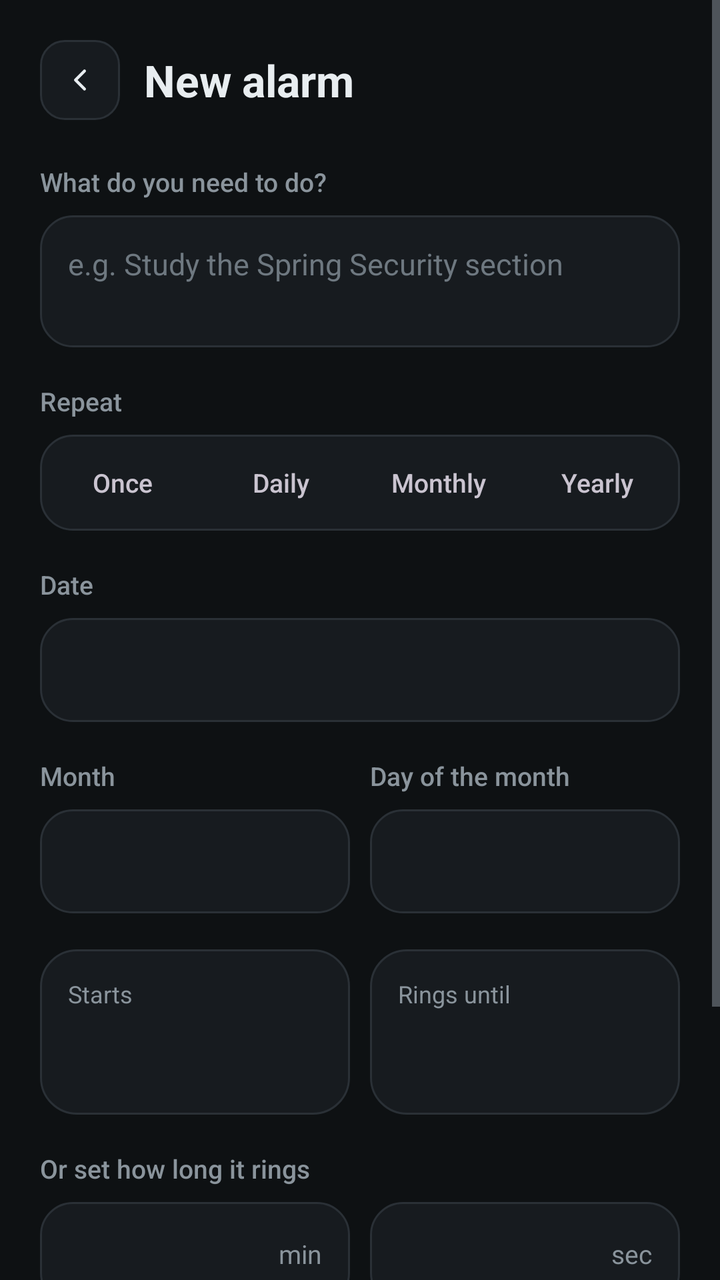
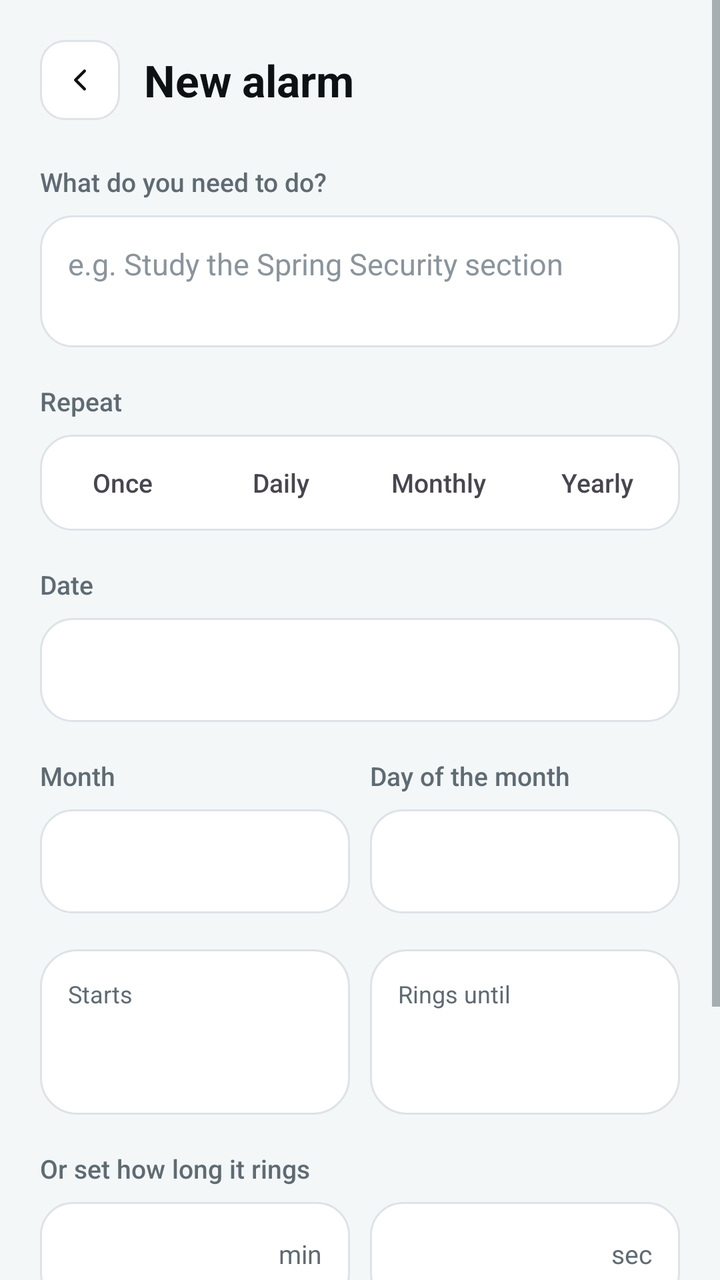

The first picture is an Android layout as it rendered before a commit; the second is the same layout after the commit. The layout source and the unified diff follow.
<!-- AndroidManifest.xml: application theme Theme.AlertAlarm -->
<!-- res/layout/activity_add_reminder.xml -->
<?xml version="1.0" encoding="utf-8"?>
<ScrollView xmlns:android="http://schemas.android.com/apk/res/android"
    xmlns:app="http://schemas.android.com/apk/res-auto"
    android:layout_width="match_parent"
    android:layout_height="match_parent"
    android:background="@color/bg"
    android:fillViewport="true">

    <LinearLayout
        android:layout_width="match_parent"
        android:layout_height="wrap_content"
        android:orientation="vertical"
        android:padding="20dp">

        
        <LinearLayout
            android:layout_width="match_parent"
            android:layout_height="wrap_content"
            android:gravity="center_vertical"
            android:orientation="horizontal">

            <ImageView
                android:id="@+id/backButton"
                android:layout_width="40dp"
                android:layout_height="40dp"
                android:background="@drawable/bg_square_button"
                android:clickable="true"
                android:contentDescription="Back"
                android:focusable="true"
                android:padding="11dp"
                android:src="@drawable/ic_back"
                app:tint="@color/text" />

            <TextView
                android:id="@+id/screenTitle"
                android:layout_width="wrap_content"
                android:layout_height="wrap_content"
                android:layout_marginStart="12dp"
                android:text="New alarm"
                android:textColor="@color/text"
                android:textSize="22sp"
                android:textStyle="bold" />
        </LinearLayout>

        
        <TextView
            style="@style/Label"
            android:layout_marginTop="22dp"
            android:text="What do you need to do?" />

        <EditText
            android:id="@+id/taskInput"
            android:layout_width="match_parent"
            android:layout_height="wrap_content"
            android:background="@drawable/bg_input"
            android:gravity="top|start"
            android:hint="e.g. Study the Spring Security section"
            android:importantForAutofill="no"
            android:inputType="textCapSentences|textMultiLine"
            android:minLines="2"
            android:padding="14dp"
            android:textColor="@color/text"
            android:textColorHint="@color/faint"
            android:textSize="15sp" />

        
        <TextView
            style="@style/Label"
            android:layout_marginTop="18dp"
            android:text="Repeat" />

        <LinearLayout
            android:layout_width="match_parent"
            android:layout_height="wrap_content"
            android:background="@drawable/bg_segment"
            android:orientation="horizontal"
            android:padding="4dp">

            <TextView
                android:id="@+id/repeatOnce"
                android:layout_width="0dp"
                android:layout_height="40dp"
                android:layout_weight="1"
                android:clickable="true"
                android:focusable="true"
                android:fontFamily="sans-serif-medium"
                android:gravity="center"
                android:text="Once"
                android:textSize="13sp" />

            <TextView
                android:id="@+id/repeatDaily"
                android:layout_width="0dp"
                android:layout_height="40dp"
                android:layout_marginStart="4dp"
                android:layout_weight="1"
                android:clickable="true"
                android:focusable="true"
                android:fontFamily="sans-serif-medium"
                android:gravity="center"
                android:text="Daily"
                android:textSize="13sp" />

            <TextView
                android:id="@+id/repeatMonthly"
                android:layout_width="0dp"
                android:layout_height="40dp"
                android:layout_marginStart="4dp"
                android:layout_weight="1"
                android:clickable="true"
                android:focusable="true"
                android:fontFamily="sans-serif-medium"
                android:gravity="center"
                android:text="Monthly"
                android:textSize="13sp" />

            <TextView
                android:id="@+id/repeatYearly"
                android:layout_width="0dp"
                android:layout_height="40dp"
                android:layout_marginStart="4dp"
                android:layout_weight="1"
                android:clickable="true"
                android:focusable="true"
                android:fontFamily="sans-serif-medium"
                android:gravity="center"
                android:text="Yearly"
                android:textSize="13sp" />
        </LinearLayout>

        
        <LinearLayout
            android:id="@+id/dateRow"
            android:layout_width="match_parent"
            android:layout_height="wrap_content"
            android:layout_marginTop="18dp"
            android:orientation="vertical">

            <TextView
                style="@style/Label"
                android:text="Date" />

            <TextView
                android:id="@+id/dateButton"
                android:layout_width="match_parent"
                android:layout_height="52dp"
                android:background="@drawable/bg_input"
                android:clickable="true"
                android:drawablePadding="12dp"
                android:focusable="true"
                android:foreground="?attr/selectableItemBackground"
                android:gravity="center_vertical"
                android:paddingStart="14dp"
                android:paddingEnd="14dp"
                android:textColor="@color/text"
                android:textSize="15sp" />
        </LinearLayout>

        
        <LinearLayout
            android:id="@+id/spinnerRow"
            android:layout_width="match_parent"
            android:layout_height="wrap_content"
            android:layout_marginTop="18dp"
            android:orientation="horizontal">

            <LinearLayout
                android:id="@+id/monthRow"
                android:layout_width="0dp"
                android:layout_height="wrap_content"
                android:layout_marginEnd="10dp"
                android:layout_weight="1"
                android:orientation="vertical">

                <TextView
                    style="@style/Label"
                    android:text="Month" />

                <Spinner
                    android:id="@+id/monthSpinner"
                    android:layout_width="match_parent"
                    android:layout_height="52dp"
                    android:background="@drawable/bg_input"
                    android:paddingStart="6dp"
                    android:popupBackground="@color/surface" />
            </LinearLayout>

            <LinearLayout
                android:id="@+id/dayRow"
                android:layout_width="0dp"
                android:layout_height="wrap_content"
                android:layout_weight="1"
                android:orientation="vertical">

                <TextView
                    android:id="@+id/dayLabel"
                    style="@style/Label"
                    android:text="Day of the month" />

                <Spinner
                    android:id="@+id/daySpinner"
                    android:layout_width="match_parent"
                    android:layout_height="52dp"
                    android:background="@drawable/bg_input"
                    android:paddingStart="6dp"
                    android:popupBackground="@color/surface" />
            </LinearLayout>
        </LinearLayout>

        
        <LinearLayout
            android:layout_width="match_parent"
            android:layout_height="wrap_content"
            android:layout_marginTop="18dp"
            android:orientation="horizontal">

            <LinearLayout
                android:id="@+id/startCard"
                android:layout_width="0dp"
                android:layout_height="wrap_content"
                android:layout_weight="1"
                android:background="@drawable/bg_card"
                android:clickable="true"
                android:focusable="true"
                android:foreground="?attr/selectableItemBackground"
                android:orientation="vertical"
                android:padding="14dp">

                <TextView
                    android:layout_width="wrap_content"
                    android:layout_height="wrap_content"
                    android:text="Starts"
                    android:textColor="@color/muted"
                    android:textSize="12sp" />

                <TextView
                    android:id="@+id/startText"
                    android:layout_width="wrap_content"
                    android:layout_height="wrap_content"
                    android:layout_marginTop="6dp"
                    android:textColor="@color/text"
                    android:textSize="24sp"
                    android:textStyle="bold" />
            </LinearLayout>

            <LinearLayout
                android:id="@+id/endCard"
                android:layout_width="0dp"
                android:layout_height="wrap_content"
                android:layout_marginStart="10dp"
                android:layout_weight="1"
                android:background="@drawable/bg_card"
                android:clickable="true"
                android:focusable="true"
                android:foreground="?attr/selectableItemBackground"
                android:orientation="vertical"
                android:padding="14dp">

                <TextView
                    android:layout_width="wrap_content"
                    android:layout_height="wrap_content"
                    android:text="Rings until"
                    android:textColor="@color/muted"
                    android:textSize="12sp" />

                <TextView
                    android:id="@+id/endText"
                    android:layout_width="wrap_content"
                    android:layout_height="wrap_content"
                    android:layout_marginTop="6dp"
                    android:textColor="@color/text"
                    android:textSize="24sp"
                    android:textStyle="bold" />
            </LinearLayout>
        </LinearLayout>

        
        <TextView
            style="@style/Label"
            android:layout_marginTop="18dp"
            android:text="Or set how long it rings" />

        <LinearLayout
            android:layout_width="match_parent"
            android:layout_height="wrap_content"
            android:orientation="horizontal">

            <LinearLayout
                android:layout_width="0dp"
                android:layout_height="52dp"
                android:layout_weight="1"
                android:background="@drawable/bg_input"
                android:gravity="center_vertical"
                android:orientation="horizontal"
                android:paddingStart="14dp"
                android:paddingEnd="14dp">

                <EditText
                    android:id="@+id/minutesInput"
                    android:layout_width="0dp"
                    android:layout_height="match_parent"
                    android:layout_weight="1"
                    android:background="@null"
                    android:importantForAutofill="no"
                    android:inputType="number"
                    android:maxLength="5"
                    android:textColor="@color/text"
                    android:textSize="20sp"
                    android:textStyle="bold" />

                <TextView
                    android:layout_width="wrap_content"
                    android:layout_height="wrap_content"
                    android:text="min"
                    android:textColor="@color/muted"
                    android:textSize="13sp" />
            </LinearLayout>

            <LinearLayout
                android:layout_width="0dp"
                android:layout_height="52dp"
                android:layout_marginStart="10dp"
                android:layout_weight="1"
                android:background="@drawable/bg_input"
                android:gravity="center_vertical"
                android:orientation="horizontal"
                android:paddingStart="14dp"
                android:paddingEnd="14dp">

                <EditText
                    android:id="@+id/secondsInput"
                    android:layout_width="0dp"
                    android:layout_height="match_parent"
                    android:layout_weight="1"
                    android:background="@null"
                    android:importantForAutofill="no"
                    android:inputType="number"
                    android:maxLength="5"
                    android:textColor="@color/text"
                    android:textSize="20sp"
                    android:textStyle="bold" />

                <TextView
                    android:layout_width="wrap_content"
                    android:layout_height="wrap_content"
                    android:text="sec"
                    android:textColor="@color/muted"
                    android:textSize="13sp" />
            </LinearLayout>
        </LinearLayout>

        
        <LinearLayout
            android:layout_width="match_parent"
            android:layout_height="wrap_content"
            android:layout_marginTop="18dp"
            android:background="@drawable/bg_hero"
            android:orientation="horizontal"
            android:padding="14dp">

            <ImageView
                android:layout_width="18dp"
                android:layout_height="18dp"
                android:layout_marginTop="1dp"
                android:importantForAccessibility="no"
                android:src="@drawable/ic_lock"
                app:tint="@color/accent" />

            <TextView
                android:id="@+id/previewText"
                android:layout_width="0dp"
                android:layout_height="wrap_content"
                android:layout_marginStart="10dp"
                android:layout_weight="1"
                android:lineSpacingExtra="3dp"
                android:textColor="#CDE7E3"
                android:textSize="13sp" />
        </LinearLayout>

        <View
            android:layout_width="match_parent"
            android:layout_height="0dp"
            android:layout_weight="1"
            android:minHeight="20dp" />

        <TextView
            android:id="@+id/saveButton"
            android:layout_width="match_parent"
            android:layout_height="56dp"
            android:background="@drawable/bg_button_accent"
            android:clickable="true"
            android:focusable="true"
            android:foreground="?attr/selectableItemBackground"
            android:fontFamily="sans-serif-medium"
            android:gravity="center"
            android:text="Set alarm"
            android:textColor="@color/on_accent"
            android:textSize="16sp" />
    </LinearLayout>
</ScrollView>
<!-- resources referenced by this layout -->
<resources>
  <color name="accent">#2DD4BF</color>
  <color name="bg">#0E1113</color>
  <color name="faint">#6E7880</color>
  <color name="muted">#8A949C</color>
  <color name="on_accent">#062A26</color>
  <color name="surface">#171B1F</color>
  <color name="text">#E8EDF0</color>
  <!-- drawable bg_button_accent (drawable) -->
  <?xml version="1.0" encoding="utf-8"?>
  <shape xmlns:android="http://schemas.android.com/apk/res/android" android:shape="rectangle">
      <solid android:color="@color/accent" />
      <corners android:radius="18dp" />
  </shape>
  <!-- drawable bg_card (drawable) -->
  <?xml version="1.0" encoding="utf-8"?>
  <shape xmlns:android="http://schemas.android.com/apk/res/android" android:shape="rectangle">
      <solid android:color="@color/surface" />
      <stroke android:width="1dp" android:color="@color/stroke" />
      <corners android:radius="18dp" />
  </shape>
  <!-- drawable bg_hero (drawable) -->
  <?xml version="1.0" encoding="utf-8"?>
  <shape xmlns:android="http://schemas.android.com/apk/res/android" android:shape="rectangle">
      <solid android:color="@color/hero" />
      <stroke android:width="1dp" android:color="@color/hero_stroke" />
      <corners android:radius="24dp" />
  </shape>
  <!-- drawable bg_input (drawable) -->
  <?xml version="1.0" encoding="utf-8"?>
  <shape xmlns:android="http://schemas.android.com/apk/res/android" android:shape="rectangle">
      <solid android:color="@color/surface" />
      <stroke android:width="1dp" android:color="@color/stroke" />
      <corners android:radius="16dp" />
  </shape>
  <!-- drawable bg_segment (drawable) -->
  <?xml version="1.0" encoding="utf-8"?>
  <shape xmlns:android="http://schemas.android.com/apk/res/android" android:shape="rectangle">
      <solid android:color="@color/surface" />
      <stroke android:width="1dp" android:color="@color/stroke" />
      <corners android:radius="16dp" />
  </shape>
  <!-- drawable bg_square_button (drawable) -->
  <?xml version="1.0" encoding="utf-8"?>
  <shape xmlns:android="http://schemas.android.com/apk/res/android" android:shape="rectangle">
      <solid android:color="@color/surface" />
      <stroke android:width="1dp" android:color="@color/stroke" />
      <corners android:radius="12dp" />
  </shape>
  <style name="Theme.AlertAlarm" parent="Theme.Material3.Dark.NoActionBar">
          <item name="colorPrimary">@color/accent</item>
          <item name="colorOnPrimary">@color/on_accent</item>
          <item name="colorPrimaryContainer">@color/hero</item>
          <item name="colorOnPrimaryContainer">@color/accent</item>
          <item name="colorSecondary">@color/accent</item>
          <item name="colorOnSecondary">@color/on_accent</item>
          <item name="colorSurface">@color/surface</item>
          <item name="colorOnSurface">@color/text</item>
          <item name="colorSurfaceContainerHigh">@color/surface</item>
          <item name="colorOutline">@color/stroke</item>
          <item name="android:colorBackground">@color/bg</item>
          <item name="android:windowBackground">@color/bg</item>
          <item name="android:textColorPrimary">@color/text</item>
          <item name="android:textColorSecondary">@color/muted</item>
          <item name="android:statusBarColor">@color/bg</item>
          <item name="android:navigationBarColor">@color/nav</item>
      </style>
  <color name="stroke">#2A3036</color>
  <color name="hero">#13322F</color>
  <color name="hero_stroke">#1F5A53</color>
  <color name="nav">#121619</color>
  <!-- unchanged entries left out for length: 3 -->
</resources>

<!-- the commit's change to res/layout/activity_add_reminder.xml (unified diff, before → after) -->
@@ -373,7 +373,7 @@
                 android:layout_marginStart="10dp"
                 android:layout_weight="1"
                 android:lineSpacingExtra="3dp"
-                android:textColor="#CDE7E3"
+                android:textColor="@color/hero_body"
                 android:textSize="13sp" />
         </LinearLayout>
 
<!-- resource entries referenced after the edit -->
@@ -1,12 +1,13 @@
 <!-- resources referenced by this layout -->
 <resources>
-  <color name="accent">#2DD4BF</color>
-  <color name="bg">#0E1113</color>
-  <color name="faint">#6E7880</color>
-  <color name="muted">#8A949C</color>
-  <color name="on_accent">#062A26</color>
-  <color name="surface">#171B1F</color>
-  <color name="text">#E8EDF0</color>
+  <color name="accent">#0D9488</color>
+  <color name="bg">#F4F7F8</color>
+  <color name="faint">#8A949C</color>
+  <color name="hero_body">#1F4D47</color>
+  <color name="muted">#5F6B73</color>
+  <color name="on_accent">#FFFFFF</color>
+  <color name="surface">#FFFFFF</color>
+  <color name="text">#0E1113</color>
   <!-- drawable bg_button_accent (drawable) -->
   <?xml version="1.0" encoding="utf-8"?>
   <shape xmlns:android="http://schemas.android.com/apk/res/android" android:shape="rectangle">
@@ -48,7 +49,7 @@
       <stroke android:width="1dp" android:color="@color/stroke" />
       <corners android:radius="12dp" />
   </shape>
-  <style name="Theme.AlertAlarm" parent="Theme.Material3.Dark.NoActionBar">
+  <style name="Theme.AlertAlarm" parent="Theme.Material3.DayNight.NoActionBar">
           <item name="colorPrimary">@color/accent</item>
           <item name="colorOnPrimary">@color/on_accent</item>
           <item name="colorPrimaryContainer">@color/hero</item>
@@ -65,11 +66,13 @@
           <item name="android:textColorSecondary">@color/muted</item>
           <item name="android:statusBarColor">@color/bg</item>
           <item name="android:navigationBarColor">@color/nav</item>
+          <item name="android:windowLightStatusBar">@bool/light_bars</item>
+          <item name="android:windowLightNavigationBar">@bool/light_bars</item>
       </style>
-  <color name="stroke">#2A3036</color>
-  <color name="hero">#13322F</color>
-  <color name="hero_stroke">#1F5A53</color>
-  <color name="nav">#121619</color>
+  <color name="stroke">#DDE3E7</color>
+  <color name="hero">#DDF6F2</color>
+  <color name="hero_stroke">#A7E3DA</color>
+  <color name="nav">#FFFFFF</color>
   <!-- unchanged entries left out for length: 3 -->
 </resources>
 
